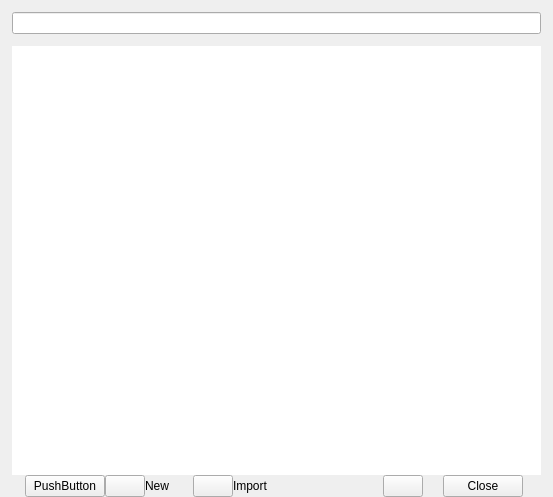
Old version of the form src/prism-live-studio/PRISMLiveStudio/prism-ui/scene-collection/PLSSceneCollectionView.ui in the repository naver/prism-live-studio.
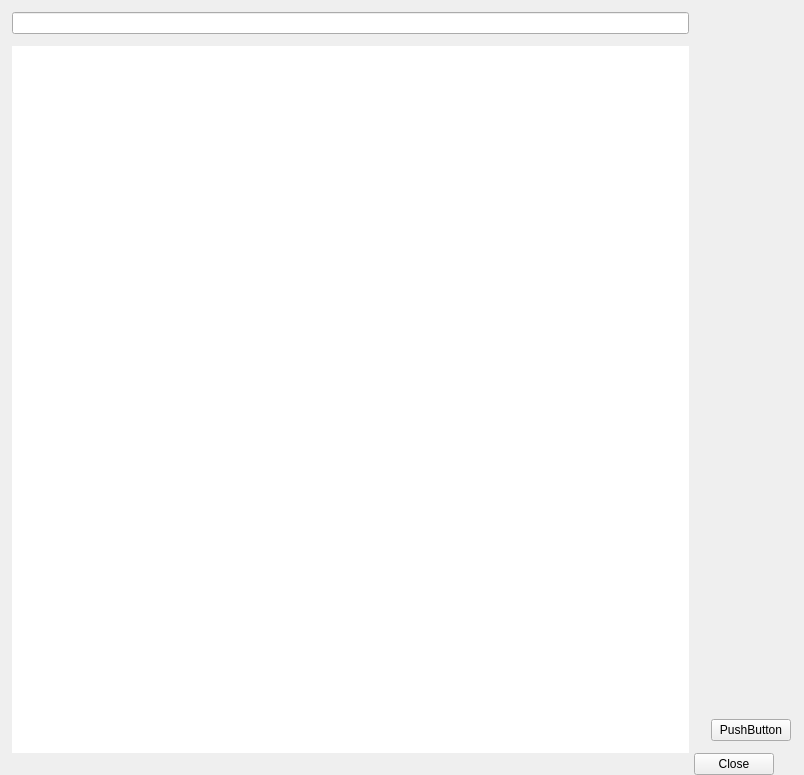
New version of the form. The open tabs and pages were chosen to show the change. Custom widgets are drawn as their Qt base class.

Diff of the .ui file:
```diff
--- a/src/prism-live-studio/PRISMLiveStudio/prism-ui/scene-collection/PLSSceneCollectionView.ui
+++ b/src/prism-live-studio/PRISMLiveStudio/prism-ui/scene-collection/PLSSceneCollectionView.ui
@@ -6,14 +6,36 @@
    <rect>
     <x>0</x>
     <y>0</y>
-    <width>553</width>
-    <height>497</height>
+    <width>804</width>
+    <height>775</height>
    </rect>
   </property>
   <property name="windowTitle">
    <string>Form</string>
   </property>
-  <layout class="QVBoxLayout" name="verticalLayout">
+  <layout class="QVBoxLayout" name="verticalLayout_2">
+   <property name="spacing">
+    <number>0</number>
+   </property>
+   <property name="leftMargin">
+    <number>0</number>
+   </property>
+   <property name="topMargin">
+    <number>0</number>
+   </property>
+   <property name="rightMargin">
+    <number>0</number>
+   </property>
+   <property name="bottomMargin">
+    <number>0</number>
+   </property>
+   <item>
+    <layout class="QHBoxLayout" name="horizontalLayout_5">
+     <property name="spacing">
+      <number>0</number>
+     </property>
+     <item>
+      <layout class="QVBoxLayout" name="verticalLayout_4">
    <property name="spacing">
     <number>0</number>
    </property>
@@ -203,6 +225,42 @@
      </widget>
     </widget>
    </item>
+      </layout>
+     </item>
+     <item>
+      <layout class="QVBoxLayout" name="verticalLayout">
+       <property name="spacing">
+        <number>8</number>
+       </property>
+       <property name="leftMargin">
+        <number>10</number>
+       </property>
+       <property name="topMargin">
+        <number>12</number>
+       </property>
+       <property name="rightMargin">
+        <number>13</number>
+       </property>
+       <property name="bottomMargin">
+        <number>12</number>
+       </property>
+       <item>
+        <widget class="PLSClickButton" name="newButton" native="true"/>
+       </item>
+       <item>
+        <widget class="PLSClickButton" name="importButton" native="true"/>
+       </item>
+       <item>
+        <widget class="PLSSceneTemplateButton" name="sceneTemplateButton">
+         <property name="text">
+          <string>PushButton</string>
+         </property>
+        </widget>
+       </item>
+      </layout>
+     </item>
+    </layout>
+   </item>
    <item>
     <widget class="QFrame" name="buttonFrame">
      <property name="frameShape">
@@ -216,7 +274,7 @@
        <number>0</number>
       </property>
       <property name="leftMargin">
-       <number>25</number>
+       <number>30</number>
       </property>
       <property name="topMargin">
        <number>0</number>
@@ -228,42 +286,12 @@
        <number>0</number>
       </property>
       <item>
-       <widget class="QPushButton" name="pushButton">
-        <property name="text">
-         <string>PushButton</string>
-        </property>
-       </widget>
-      </item>
-      <item>
-       <widget class="QPushButton" name="newBtn">
+       <widget class="QLabel" name="tipLabel">
         <property name="text">
          <string/>
         </property>
        </widget>
       </item>
-      <item>
-       <spacer name="horizontalSpacer_3">
-        <property name="orientation">
-         <enum>Qt::Horizontal</enum>
-        </property>
-        <property name="sizeType">
-         <enum>QSizePolicy::Fixed</enum>
-        </property>
-        <property name="sizeHint" stdset="0">
-         <size>
-          <width>0</width>
-          <height>20</height>
-         </size>
-        </property>
-       </spacer>
-      </item>
-      <item>
-       <widget class="QLabel" name="newLabel">
-        <property name="text">
-         <string>New</string>
-        </property>
-       </widget>
-      </item>
       <item>
        <spacer name="horizontalSpacer">
         <property name="orientation">
@@ -274,29 +302,6 @@
         </property>
         <property name="sizeHint" stdset="0">
          <size>
-          <width>24</width>
-          <height>20</height>
-         </size>
-        </property>
-       </spacer>
-      </item>
-      <item>
-       <widget class="QPushButton" name="importBtn">
-        <property name="text">
-         <string/>
-        </property>
-       </widget>
-      </item>
-      <item>
-       <spacer name="horizontalSpacer_4">
-        <property name="orientation">
-         <enum>Qt::Horizontal</enum>
-        </property>
-        <property name="sizeType">
-         <enum>QSizePolicy::Fixed</enum>
-        </property>
-        <property name="sizeHint" stdset="0">
-         <size>
           <width>0</width>
           <height>20</height>
          </size>
@@ -304,9 +309,9 @@
        </spacer>
       </item>
       <item>
-       <widget class="QLabel" name="importLabel">
+       <widget class="PLSHelpIcon" name="winHelpLabel">
         <property name="text">
-         <string>Import</string>
+         <string/>
         </property>
        </widget>
       </item>
@@ -323,29 +328,6 @@
         </property>
        </spacer>
       </item>
-      <item>
-       <widget class="QPushButton" name="macHelpBtn">
-        <property name="text">
-         <string/>
-        </property>
-       </widget>
-      </item>
-      <item>
-       <spacer name="horizontalSpacer_7">
-        <property name="orientation">
-         <enum>Qt::Horizontal</enum>
-        </property>
-        <property name="sizeType">
-         <enum>QSizePolicy::Fixed</enum>
-        </property>
-        <property name="sizeHint" stdset="0">
-         <size>
-          <width>20</width>
-          <height>20</height>
-         </size>
-        </property>
-       </spacer>
-      </item>
       <item>
        <widget class="QPushButton" name="closeBtn">
         <property name="text">
@@ -369,6 +351,22 @@
    <extends>QLineEdit</extends>
    <header location="global">PLSSearchLineEdit.h</header>
   </customwidget>
+  <customwidget>
+   <class>PLSSceneTemplateButton</class>
+   <extends>QPushButton</extends>
+   <header>PLSSceneCollectionView.h</header>
+  </customwidget>
+  <customwidget>
+   <class>PLSHelpIcon</class>
+   <extends>QLabel</extends>
+   <header>PLSLabel.h</header>
+  </customwidget>
+  <customwidget>
+   <class>PLSClickButton</class>
+   <extends>QWidget</extends>
+   <header>PLSSceneCollectionView.h</header>
+   <container>1</container>
+  </customwidget>
  </customwidgets>
  <resources/>
  <connections/>
```
Left out of the diff: 2 changed lines with no effect on the pictures. Lines whose indentation alone changed are shown as unchanged.
